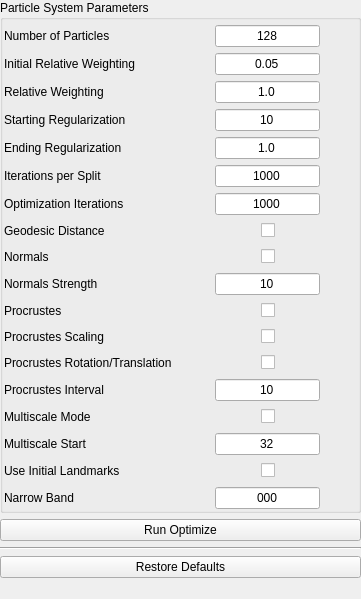
Old version of the form Studio/src/Optimize/OptimizeTool.ui in the repository SCIInstitute/ShapeWorks.
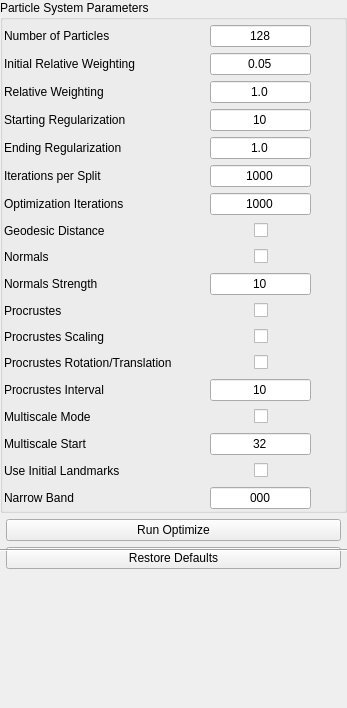
New version of the form.

Commit message:
Fix #1735 - Studio: Abort Optimization does not always seem to stop the optimization
Now the button should not become available until the abort is complete.

Patch:
```diff
--- a/Studio/src/Optimize/OptimizeTool.ui
+++ b/Studio/src/Optimize/OptimizeTool.ui
@@ -6,8 +6,8 @@
    <rect>
     <x>0</x>
     <y>0</y>
-    <width>361</width>
-    <height>599</height>
+    <width>347</width>
+    <height>708</height>
    </rect>
   </property>
   <property name="minimumSize">
@@ -724,26 +724,62 @@
     </widget>
    </item>
    <item>
+    <widget class="QWidget" name="buttons_widget" native="true">
+     <layout class="QGridLayout" name="gridLayout_11">
+      <property name="leftMargin">
+       <number>6</number>
+      </property>
+      <property name="topMargin">
+       <number>0</number>
+      </property>
+      <property name="rightMargin">
+       <number>6</number>
+      </property>
+      <property name="bottomMargin">
+       <number>6</number>
+      </property>
+      <item row="0" column="0">
     <widget class="QPushButton" name="run_optimize_button">
+        <property name="minimumSize">
+         <size>
+          <width>0</width>
+          <height>22</height>
+         </size>
+        </property>
      <property name="text">
       <string>Run Optimize</string>
      </property>
     </widget>
    </item>
-   <item>
-    <widget class="Line" name="line_3">
-     <property name="orientation">
-      <enum>Qt::Horizontal</enum>
-     </property>
-    </widget>
-   </item>
-   <item>
+      <item row="1" column="0">
     <widget class="QPushButton" name="restoreDefaults">
+        <property name="minimumSize">
+         <size>
+          <width>0</width>
+          <height>22</height>
+         </size>
+        </property>
      <property name="text">
       <string>Restore Defaults</string>
      </property>
     </widget>
    </item>
+     </layout>
+     <widget class="Line" name="line_3">
+      <property name="geometry">
+       <rect>
+        <x>0</x>
+        <y>30</y>
+        <width>361</width>
+        <height>3</height>
+       </rect>
+      </property>
+      <property name="orientation">
+       <enum>Qt::Horizontal</enum>
+      </property>
+     </widget>
+    </widget>
+   </item>
    <item>
     <spacer name="verticalSpacer">
      <property name="orientation">
```
Left out of the diff: 2 changed lines with no effect on the pictures. Lines whose indentation alone changed are shown as unchanged. The commit also changes 2 other files.
